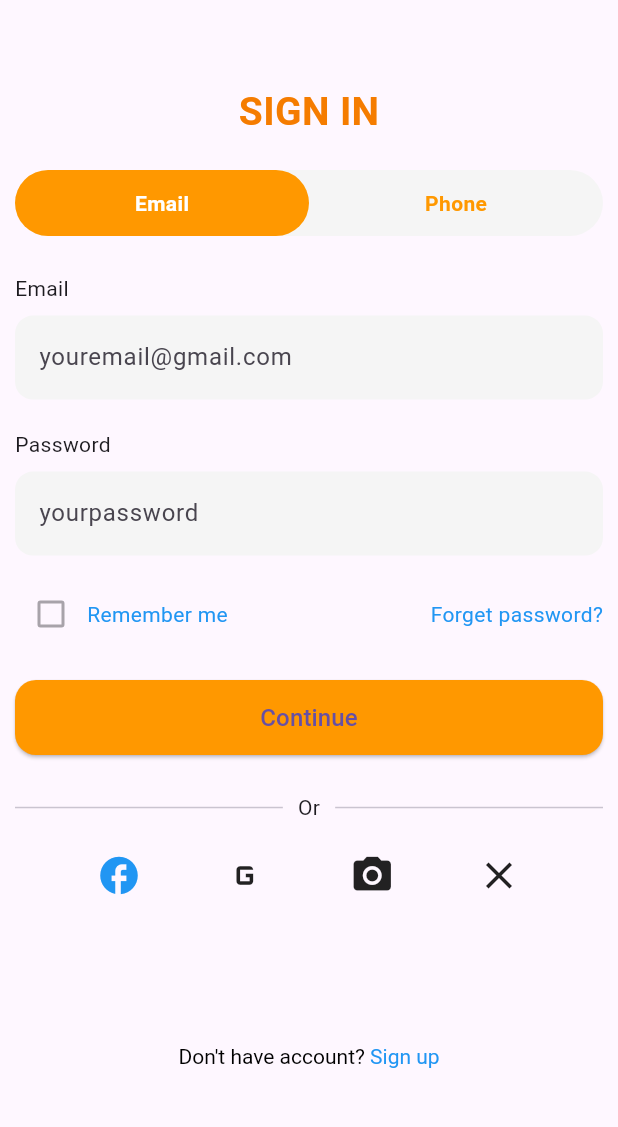
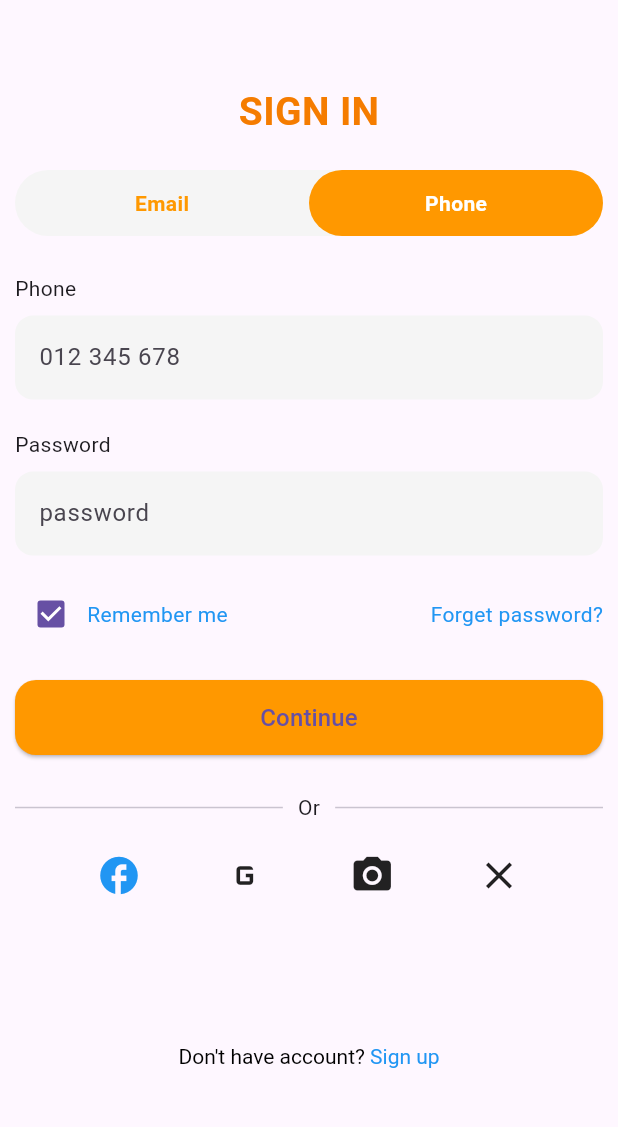
Before and after one commit to KhatLyheng/Yum-Yum_Food_App-1, a Flutter app: the screen it shows after launch, on a phone screen of 412 x 824 dp, the part 47-1174 px from its top. Run offline on Flutter 3.47's test engine with Material 3 defaults, Android fonts, the light colour scheme and no system bars.

Commit message:
no message

```diff
--- a/lib/Components/Login_Screens/Login_Screen.dart
+++ b/lib/Components/Login_Screens/Login_Screen.dart
@@ -1,3 +1,4 @@
+import 'package:assignment_yum_yum_app/Components/HomeScreen.dart';
 import 'package:assignment_yum_yum_app/const_Colors/const.dart';
 import 'package:flutter/material.dart';
 class LoginScreen extends StatefulWidget {
@@ -42,17 +43,17 @@ class _LoginScreenState extends State<LoginScreen> with TickerProviderStateMixin
     // TODO: implement dispose
     super.dispose();
   }
+  bool isEmail = false;
 
+  final _formKey = GlobalKey<FormState>();
+  final emailController = TextEditingController();
+  final phoneController = TextEditingController();
+  final passwordController = TextEditingController();
   var selectlst = 0;
+  bool onCheckbox = true;
   @override
   Widget build(BuildContext context) {
     final size = MediaQuery.of(context).size;
-    bool isEmail = true;
-
-    final _formKey = GlobalKey<FormState>();
-    final emailController = TextEditingController();
-    final phoneController = TextEditingController();
-    final passwordController = TextEditingController();
     return Scaffold(
       body: SafeArea(
         child: Padding(
@@ -121,7 +122,6 @@ class _LoginScreenState extends State<LoginScreen> with TickerProviderStateMixin
 
                                   const SizedBox(height: 25),
 
-                                  /// Email or Phone Input
                                   Text(isEmail ? 'Email' : 'Phone'),
                                   const SizedBox(height: 8),
 
@@ -151,17 +151,14 @@ class _LoginScreenState extends State<LoginScreen> with TickerProviderStateMixin
                                     },
                                   ),
 
-                                  const SizedBox(height: 20),
-
-                                  /// Password
-                                  const Text('Password'),
-                                  const SizedBox(height: 8),
-
+                                   SizedBox(height: 20),
+                                   Text('Password'),
+                                   SizedBox(height: 8),
                                   TextFormField(
                                     controller: passwordController,
-                                    obscureText: true,
+                                    obscureText: onCheckbox,
                                     decoration: InputDecoration(
-                                      hintText: 'yourpassword',
+                                      hintText: 'password',
                                       filled: true,
                                       fillColor: Colors.grey.shade100,
                                       border: OutlineInputBorder(
@@ -174,14 +171,16 @@ class _LoginScreenState extends State<LoginScreen> with TickerProviderStateMixin
                                   ),
 
                                   const SizedBox(height: 15),
-
-                                  /// Remember + Forgot
                                   Row(
                                     mainAxisAlignment: MainAxisAlignment.spaceBetween,
                                     children: [
                                       Row(
-                                        children: const [
-                                          Checkbox(value: false, onChanged: null),
+                                        children: [
+                                          Checkbox(value: onCheckbox, onChanged: (bool? value){
+                                            setState(() {
+                                              onCheckbox = value!;
+                                            });
+                                          }),
                                           Text(
                                             'Remember me',
                                             style: TextStyle(color: Colors.blue),
@@ -210,10 +209,10 @@ class _LoginScreenState extends State<LoginScreen> with TickerProviderStateMixin
                                       ),
                                       onPressed: () {
                                         if (_formKey.currentState!.validate()) {
-                                          // Handle login
+                                          Navigator.pushReplacement(context, MaterialPageRoute(builder: (context)=> Homescreen()));
                                         }
                                       },
-                                      child: const Text(
+                                      child:  Text(
                                         'Continue',
                                         style: TextStyle(fontSize: 16),
                                       ),
```
Also changed, not shown: lib/Components/HomeScreen.dart (added, +37 -0 lines).
